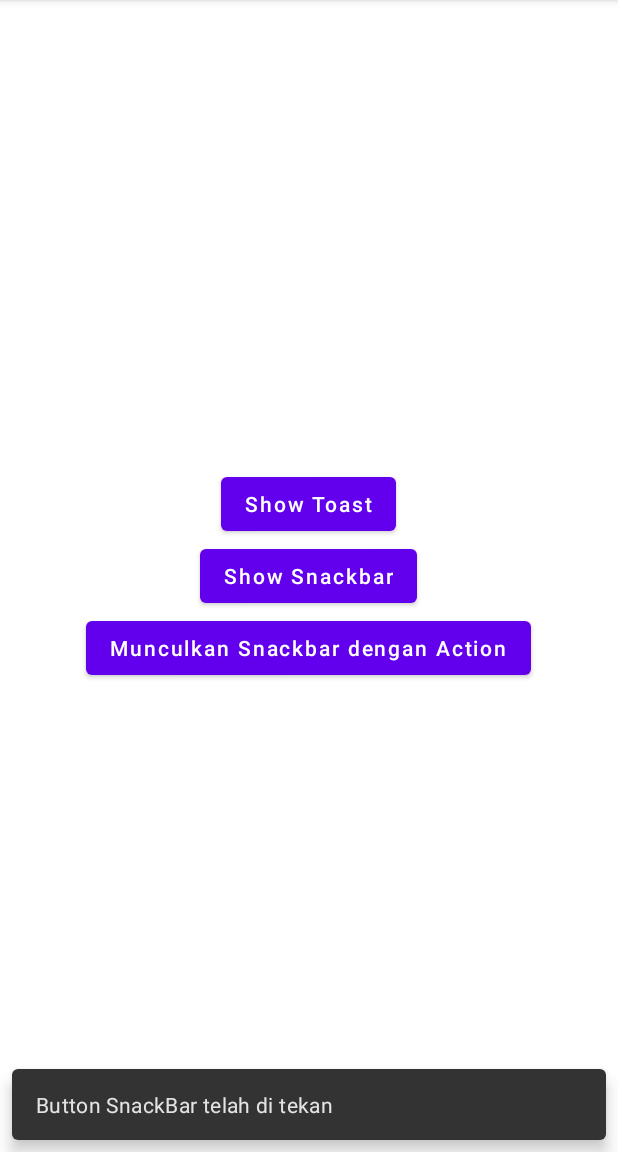
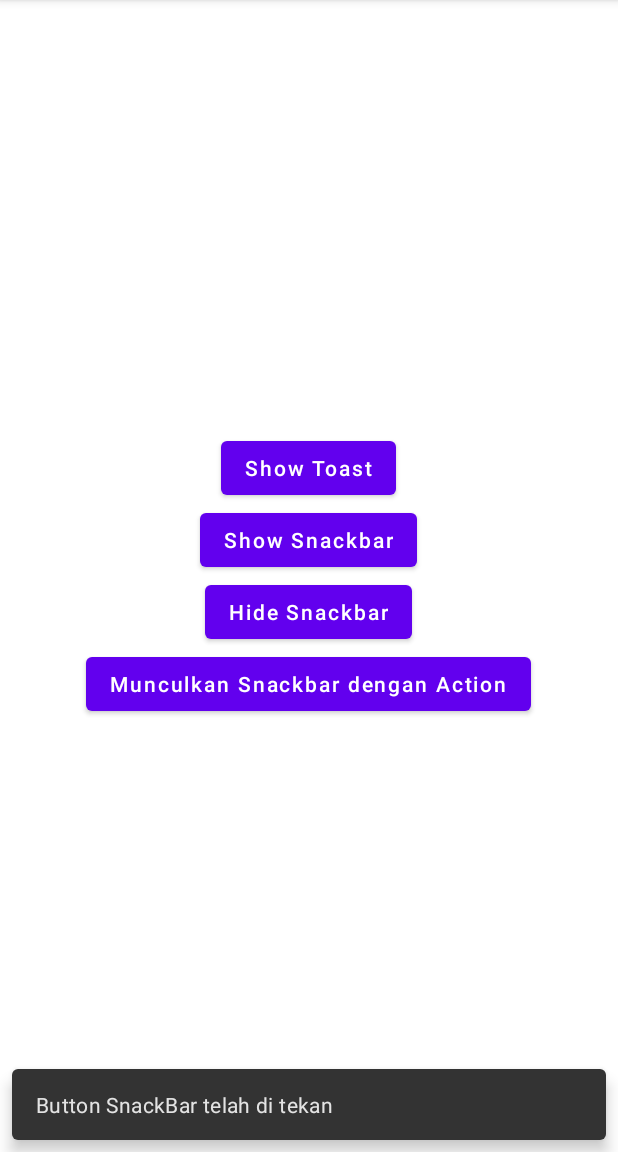
Before and after one commit to doyochi/binar-toast-snack, an Android app: the screen it shows after launch (MainActivity), after a tap on "Show Snackbar", on a phone screen of 412 x 824 dp, the part 84-1236 px from its top. Run offline under Robolectric (Android 15) with nearby library versions, the phone set to English and light mode, and no system bars.

```diff
--- a/app/src/main/java/id/hikmah/binar/toastsnackbar/day1/Day1Fragment.kt
+++ b/app/src/main/java/id/hikmah/binar/toastsnackbar/day1/Day1Fragment.kt
@@ -16,6 +16,8 @@ class Day1Fragment : Fragment() {
 
     private var _binding: FragmentDay1Binding? = null
     private val binding get() = _binding!!
+
+    private lateinit var snackbar2: Snackbar
 
     override fun onCreate(savedInstanceState: Bundle?) {
         super.onCreate(savedInstanceState)
@@ -37,9 +39,11 @@ class Day1Fragment : Fragment() {
     override fun onViewCreated(view: View, savedInstanceState: Bundle?) {
         super.onViewCreated(view, savedInstanceState)
         showToast()
+        snackbar2 = Snackbar.make(binding.btnSnackbar, "Button SnackBar telah di tekan", Snackbar.LENGTH_SHORT)
         showSnackBar()
         showSnackBarWithAction()
     }
+
 
     private fun showToast(){
         binding.btnToast.setOnClickListener{
@@ -50,7 +54,16 @@ class Day1Fragment : Fragment() {
 
     private fun showSnackBar(){
         binding.btnSnackbar.setOnClickListener{
-            Snackbar.make(it, "Button SnackBar telah di tekan", Snackbar.LENGTH_SHORT).show()
+            snackbar2 = Snackbar.make(it, "Button SnackBar telah di tekan", Snackbar.LENGTH_SHORT)
+                snackbar2.show()
+        }
+    }
+
+    private fun hideSnackBar(){
+        binding.btnDissnackbar.setOnClickListener{
+            if(snackbar2.isShown){
+                snackbar2.dismiss()
+            }
         }
     }
 
@@ -73,7 +86,7 @@ class Day1Fragment : Fragment() {
         return Snackbar.make(it, message, Snackbar.LENGTH_INDEFINITE)
     }
 
-    private fun customColor(it: View, message: String) : Snackbar {
+    private fun customColorSnackBar(it: View, message: String) : Snackbar {
         val snackbar = createSnackBar(it, message)
         snackbar.setBackgroundTint(ContextCompat.getColor(requireContext(), R.color.purple_200))
             .setActionTextColor(ContextCompat.getColor(requireContext(), R.color.black))
--- a/app/src/main/res/layout/fragment_day1.xml
+++ b/app/src/main/res/layout/fragment_day1.xml
@@ -20,6 +20,12 @@
         android:text="@string/show_snackbar"
         android:textAllCaps="false"/>
     <Button
+        android:id="@+id/btn_dissnackbar"
+        android:layout_width="wrap_content"
+        android:layout_height="wrap_content"
+        android:text="@string/hide_snackbar"
+        android:textAllCaps="false"/>
+    <Button
         android:id="@+id/btn_actionsnack"
         android:layout_width="wrap_content"
         android:layout_height="wrap_content"
--- a/app/src/main/res/values/strings.xml
+++ b/app/src/main/res/values/strings.xml
@@ -4,4 +4,5 @@
     <string name="hello_blank_fragment">Hello blank fragment</string>
     <string name="show_toast">Show Toast</string>
     <string name="show_snackbar">Show Snackbar</string>
+    <string name="hide_snackbar">Hide Snackbar</string>
 </resources>
```
